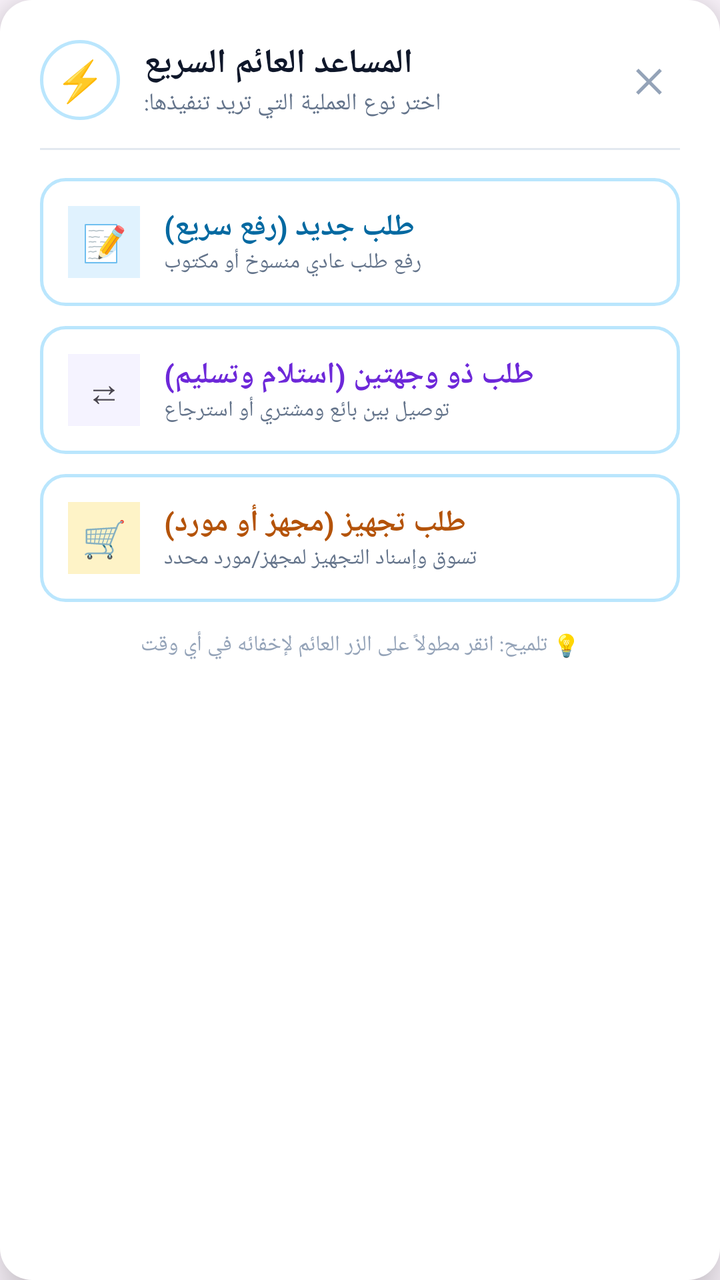
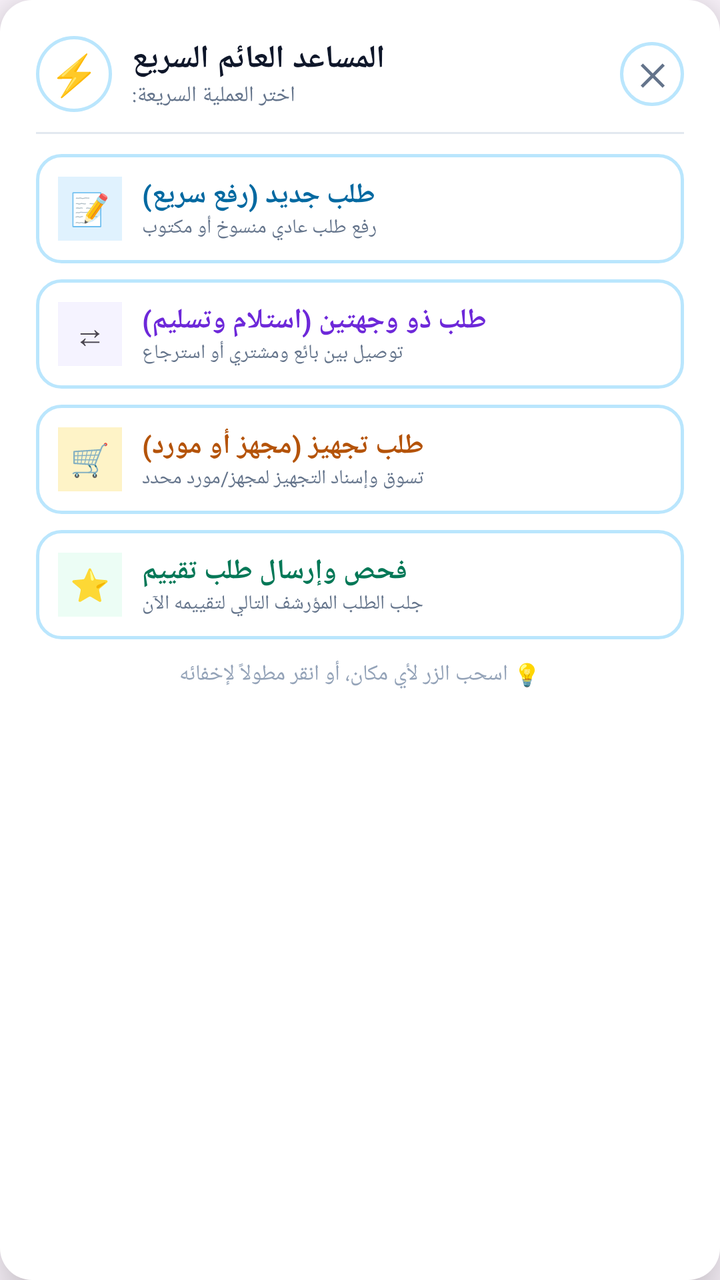

Before-and-after screenshots of an Android layout around one commit, followed by the original layout XML and the change that was made.
<!-- AndroidManifest.xml: application theme Theme.AboAkbarAdmin -->
<!-- res/layout/dialog_floating_actions.xml -->
<?xml version="1.0" encoding="utf-8"?>
<LinearLayout xmlns:android="http://schemas.android.com/apk/res/android"
    android:layout_width="match_parent"
    android:layout_height="wrap_content"
    android:layout_gravity="center"
    android:layout_margin="24dp"
    android:background="@drawable/bg_dialog_rounded"
    android:orientation="vertical"
    android:padding="20dp"
    android:elevation="14dp">

    
    <LinearLayout
        android:layout_width="match_parent"
        android:layout_height="wrap_content"
        android:gravity="center_vertical"
        android:orientation="horizontal">

        <TextView
            android:layout_width="40dp"
            android:layout_height="40dp"
            android:background="@drawable/button_round_bg"
            android:gravity="center"
            android:text="⚡"
            android:textSize="20sp" />

        <LinearLayout
            android:layout_width="0dp"
            android:layout_height="wrap_content"
            android:layout_weight="1"
            android:layout_marginStart="12dp"
            android:orientation="vertical">

            <TextView
                android:layout_width="wrap_content"
                android:layout_height="wrap_content"
                android:text="المساعد العائم السريع"
                android:textColor="#0f172a"
                android:textSize="17sp"
                android:textStyle="bold" />

            <TextView
                android:layout_width="wrap_content"
                android:layout_height="wrap_content"
                android:text="اختر نوع العملية التي تريد تنفيذها:"
                android:textColor="#64748b"
                android:textSize="12sp" />
        </LinearLayout>

        <TextView
            android:id="@+id/btnCloseFloatingMenu"
            android:layout_width="32dp"
            android:layout_height="32dp"
            android:gravity="center"
            android:text="✕"
            android:textColor="#94a3b8"
            android:textSize="16sp"
            android:textStyle="bold" />
    </LinearLayout>

    <View
        android:layout_width="match_parent"
        android:layout_height="1dp"
        android:layout_marginTop="14dp"
        android:layout_marginBottom="14dp"
        android:background="#e2e8f0" />

    
    <LinearLayout
        android:id="@+id/btnOptQuickDraft"
        android:layout_width="match_parent"
        android:layout_height="wrap_content"
        android:background="@drawable/input_bg"
        android:clickable="true"
        android:focusable="true"
        android:gravity="center_vertical"
        android:orientation="horizontal"
        android:padding="14dp">

        <TextView
            android:layout_width="36dp"
            android:layout_height="36dp"
            android:background="#e0f2fe"
            android:gravity="center"
            android:text="📝"
            android:textSize="18sp" />

        <LinearLayout
            android:layout_width="0dp"
            android:layout_height="wrap_content"
            android:layout_weight="1"
            android:layout_marginStart="12dp"
            android:orientation="vertical">

            <TextView
                android:layout_width="wrap_content"
                android:layout_height="wrap_content"
                android:text="طلب جديد (رفع سريع)"
                android:textColor="#0369a1"
                android:textSize="15sp"
                android:textStyle="bold" />

            <TextView
                android:layout_width="wrap_content"
                android:layout_height="wrap_content"
                android:text="رفع طلب عادي منسوخ أو مكتوب"
                android:textColor="#64748b"
                android:textSize="11sp" />
        </LinearLayout>
    </LinearLayout>

    
    <LinearLayout
        android:id="@+id/btnOptDoubleOrder"
        android:layout_width="match_parent"
        android:layout_height="wrap_content"
        android:layout_marginTop="10dp"
        android:background="@drawable/input_bg"
        android:clickable="true"
        android:focusable="true"
        android:gravity="center_vertical"
        android:orientation="horizontal"
        android:padding="14dp">

        <TextView
            android:layout_width="36dp"
            android:layout_height="36dp"
            android:background="#f5f3ff"
            android:gravity="center"
            android:text="⇄"
            android:textSize="18sp" />

        <LinearLayout
            android:layout_width="0dp"
            android:layout_height="wrap_content"
            android:layout_weight="1"
            android:layout_marginStart="12dp"
            android:orientation="vertical">

            <TextView
                android:layout_width="wrap_content"
                android:layout_height="wrap_content"
                android:text="طلب ذو وجهتين (استلام وتسليم)"
                android:textColor="#6d28d9"
                android:textSize="15sp"
                android:textStyle="bold" />

            <TextView
                android:layout_width="wrap_content"
                android:layout_height="wrap_content"
                android:text="توصيل بين بائع ومشتري أو استرجاع"
                android:textColor="#64748b"
                android:textSize="11sp" />
        </LinearLayout>
    </LinearLayout>

    
    <LinearLayout
        android:id="@+id/btnOptPrepOrder"
        android:layout_width="match_parent"
        android:layout_height="wrap_content"
        android:layout_marginTop="10dp"
        android:background="@drawable/input_bg"
        android:clickable="true"
        android:focusable="true"
        android:gravity="center_vertical"
        android:orientation="horizontal"
        android:padding="14dp">

        <TextView
            android:layout_width="36dp"
            android:layout_height="36dp"
            android:background="#fef3c7"
            android:gravity="center"
            android:text="🛒"
            android:textSize="18sp" />

        <LinearLayout
            android:layout_width="0dp"
            android:layout_height="wrap_content"
            android:layout_weight="1"
            android:layout_marginStart="12dp"
            android:orientation="vertical">

            <TextView
                android:layout_width="wrap_content"
                android:layout_height="wrap_content"
                android:text="طلب تجهيز (مجهز أو مورد)"
                android:textColor="#b45309"
                android:textSize="15sp"
                android:textStyle="bold" />

            <TextView
                android:layout_width="wrap_content"
                android:layout_height="wrap_content"
                android:text="تسوق وإسناد التجهيز لمجهز/مورد محدد"
                android:textColor="#64748b"
                android:textSize="11sp" />
        </LinearLayout>
    </LinearLayout>

    <TextView
        android:layout_width="match_parent"
        android:layout_height="wrap_content"
        android:layout_marginTop="14dp"
        android:gravity="center"
        android:text="💡 تلميح: انقر مطولاً على الزر العائم لإخفائه في أي وقت"
        android:textColor="#94a3b8"
        android:textSize="11sp" />

</LinearLayout>
<!-- resources referenced by this layout -->
<resources>
  <!-- drawable bg_dialog_rounded (drawable) -->
  <?xml version="1.0" encoding="utf-8"?>
  <shape xmlns:android="http://schemas.android.com/apk/res/android">
      <solid android:color="#FFFFFF" />
      <corners android:radius="16dp" />
  </shape>
  <!-- drawable button_round_bg (drawable) -->
  <?xml version="1.0" encoding="utf-8"?>
  <ripple xmlns:android="http://schemas.android.com/apk/res/android"
      android:color="@color/sky_200">
      <item>
          <shape android:shape="oval">
              <solid android:color="#1AFFFFFF" />
              <stroke android:width="1.5dp" android:color="@color/sky_200" />
          </shape>
      </item>
  </ripple>
  <!-- drawable input_bg (drawable) -->
  <?xml version="1.0" encoding="utf-8"?>
  <shape xmlns:android="http://schemas.android.com/apk/res/android"
      android:shape="rectangle">
      <solid android:color="#14FFFFFF" />
      <stroke android:width="1.5dp" android:color="@color/sky_200" />
      <corners android:radius="12dp" />
  </shape>
  <style name="Theme.AboAkbarAdmin" parent="Theme.Material3.DayNight.NoActionBar">
          <item name="colorPrimary">@color/sky_800</item>
          <item name="colorPrimaryDark">@color/sky_950</item>
          <item name="colorSecondary">@color/cyan_100</item>
          <item name="android:statusBarColor">@color/sky_950</item>
          <item name="android:windowLightStatusBar">false</item>
      </style>
  <color name="sky_200">#BAE6FD</color>
  <color name="sky_800">#075985</color>
  <color name="sky_950">#082F49</color>
  <color name="cyan_100">#CFFAFE</color>
</resources>

<!-- the commit's change to res/layout/dialog_floating_actions.xml (unified diff, before → after) -->
@@ -1,13 +1,14 @@
 <?xml version="1.0" encoding="utf-8"?>
 <LinearLayout xmlns:android="http://schemas.android.com/apk/res/android"
+    android:id="@+id/floatingMenuRoot"
     android:layout_width="match_parent"
     android:layout_height="wrap_content"
     android:layout_gravity="center"
-    android:layout_margin="24dp"
+    android:layout_margin="20dp"
     android:background="@drawable/bg_dialog_rounded"
     android:orientation="vertical"
-    android:padding="20dp"
-    android:elevation="14dp">
+    android:padding="18dp"
+    android:elevation="16dp">
 
     
     <LinearLayout
@@ -17,8 +18,8 @@
         android:orientation="horizontal">
 
         <TextView
-            android:layout_width="40dp"
-            android:layout_height="40dp"
+            android:layout_width="38dp"
+            android:layout_height="38dp"
             android:background="@drawable/button_round_bg"
             android:gravity="center"
             android:text="⚡"
@@ -28,7 +29,7 @@
             android:layout_width="0dp"
             android:layout_height="wrap_content"
             android:layout_weight="1"
-            android:layout_marginStart="12dp"
+            android:layout_marginStart="10dp"
             android:orientation="vertical">
 
             <TextView
@@ -36,33 +37,34 @@
                 android:layout_height="wrap_content"
                 android:text="المساعد العائم السريع"
                 android:textColor="#0f172a"
-                android:textSize="17sp"
-                android:textStyle="bold" />
-
-            <TextView
-                android:layout_width="wrap_content"
-                android:layout_height="wrap_content"
-                android:text="اختر نوع العملية التي تريد تنفيذها:"
-                android:textColor="#64748b"
-                android:textSize="12sp" />
+                android:textSize="16sp"
+                android:textStyle="bold" />
+
+            <TextView
+                android:layout_width="wrap_content"
+                android:layout_height="wrap_content"
+                android:text="اختر العملية السريعة:"
+                android:textColor="#64748b"
+                android:textSize="11sp" />
         </LinearLayout>
 
         <TextView
             android:id="@+id/btnCloseFloatingMenu"
             android:layout_width="32dp"
             android:layout_height="32dp"
+            android:background="@drawable/button_round_bg"
             android:gravity="center"
             android:text="✕"
-            android:textColor="#94a3b8"
-            android:textSize="16sp"
+            android:textColor="#64748b"
+            android:textSize="15sp"
             android:textStyle="bold" />
     </LinearLayout>
 
     <View
         android:layout_width="match_parent"
         android:layout_height="1dp"
-        android:layout_marginTop="14dp"
-        android:layout_marginBottom="14dp"
+        android:layout_marginTop="10dp"
+        android:layout_marginBottom="10dp"
         android:background="#e2e8f0" />
 
     
@@ -75,21 +77,21 @@
         android:focusable="true"
         android:gravity="center_vertical"
         android:orientation="horizontal"
-        android:padding="14dp">
-
-        <TextView
-            android:layout_width="36dp"
-            android:layout_height="36dp"
+        android:padding="11dp">
+
+        <TextView
+            android:layout_width="32dp"
+            android:layout_height="32dp"
             android:background="#e0f2fe"
             android:gravity="center"
             android:text="📝"
-            android:textSize="18sp" />
-
-        <LinearLayout
-            android:layout_width="0dp"
-            android:layout_height="wrap_content"
-            android:layout_weight="1"
-            android:layout_marginStart="12dp"
+            android:textSize="16sp" />
+
+        <LinearLayout
+            android:layout_width="0dp"
+            android:layout_height="wrap_content"
+            android:layout_weight="1"
+            android:layout_marginStart="10dp"
             android:orientation="vertical">
 
             <TextView
@@ -97,7 +99,7 @@
                 android:layout_height="wrap_content"
                 android:text="طلب جديد (رفع سريع)"
                 android:textColor="#0369a1"
-                android:textSize="15sp"
+                android:textSize="14sp"
                 android:textStyle="bold" />
 
             <TextView
@@ -105,7 +107,7 @@
                 android:layout_height="wrap_content"
                 android:text="رفع طلب عادي منسوخ أو مكتوب"
                 android:textColor="#64748b"
-                android:textSize="11sp" />
+                android:textSize="10sp" />
         </LinearLayout>
     </LinearLayout>
 
@@ -114,27 +116,27 @@
         android:id="@+id/btnOptDoubleOrder"
         android:layout_width="match_parent"
         android:layout_height="wrap_content"
-        android:layout_marginTop="10dp"
-        android:background="@drawable/input_bg"
-        android:clickable="true"
-        android:focusable="true"
-        android:gravity="center_vertical"
-        android:orientation="horizontal"
-        android:padding="14dp">
-
-        <TextView
-            android:layout_width="36dp"
-            android:layout_height="36dp"
+        android:layout_marginTop="8dp"
+        android:background="@drawable/input_bg"
+        android:clickable="true"
+        android:focusable="true"
+        android:gravity="center_vertical"
+        android:orientation="horizontal"
+        android:padding="11dp">
+
+        <TextView
+            android:layout_width="32dp"
+            android:layout_height="32dp"
             android:background="#f5f3ff"
             android:gravity="center"
             android:text="⇄"
-            android:textSize="18sp" />
-
-        <LinearLayout
-            android:layout_width="0dp"
-            android:layout_height="wrap_content"
-            android:layout_weight="1"
-            android:layout_marginStart="12dp"
+            android:textSize="16sp" />
+
+        <LinearLayout
+            android:layout_width="0dp"
+            android:layout_height="wrap_content"
+            android:layout_weight="1"
+            android:layout_marginStart="10dp"
             android:orientation="vertical">
 
             <TextView
@@ -142,7 +144,7 @@
                 android:layout_height="wrap_content"
                 android:text="طلب ذو وجهتين (استلام وتسليم)"
                 android:textColor="#6d28d9"
-                android:textSize="15sp"
+                android:textSize="14sp"
                 android:textStyle="bold" />
 
             <TextView
@@ -150,7 +152,7 @@
                 android:layout_height="wrap_content"
                 android:text="توصيل بين بائع ومشتري أو استرجاع"
                 android:textColor="#64748b"
-                android:textSize="11sp" />
+                android:textSize="10sp" />
         </LinearLayout>
     </LinearLayout>
 
@@ -159,27 +161,27 @@
         android:id="@+id/btnOptPrepOrder"
         android:layout_width="match_parent"
         android:layout_height="wrap_content"
-        android:layout_marginTop="10dp"
-        android:background="@drawable/input_bg"
-        android:clickable="true"
-        android:focusable="true"
-        android:gravity="center_vertical"
-        android:orientation="horizontal"
-        android:padding="14dp">
-
-        <TextView
-            android:layout_width="36dp"
-            android:layout_height="36dp"
+        android:layout_marginTop="8dp"
+        android:background="@drawable/input_bg"
+        android:clickable="true"
+        android:focusable="true"
+        android:gravity="center_vertical"
+        android:orientation="horizontal"
+        android:padding="11dp">
+
+        <TextView
+            android:layout_width="32dp"
+            android:layout_height="32dp"
             android:background="#fef3c7"
             android:gravity="center"
             android:text="🛒"
-            android:textSize="18sp" />
-
-        <LinearLayout
-            android:layout_width="0dp"
-            android:layout_height="wrap_content"
-            android:layout_weight="1"
-            android:layout_marginStart="12dp"
+            android:textSize="16sp" />
+
+        <LinearLayout
+            android:layout_width="0dp"
+            android:layout_height="wrap_content"
+            android:layout_weight="1"
+            android:layout_marginStart="10dp"
             android:orientation="vertical">
 
             <TextView
@@ -187,7 +189,7 @@
                 android:layout_height="wrap_content"
                 android:text="طلب تجهيز (مجهز أو مورد)"
                 android:textColor="#b45309"
-                android:textSize="15sp"
+                android:textSize="14sp"
                 android:textStyle="bold" />
 
             <TextView
@@ -195,16 +197,61 @@
                 android:layout_height="wrap_content"
                 android:text="تسوق وإسناد التجهيز لمجهز/مورد محدد"
                 android:textColor="#64748b"
-                android:textSize="11sp" />
+                android:textSize="10sp" />
+        </LinearLayout>
+    </LinearLayout>
+
+    
+    <LinearLayout
+        android:id="@+id/btnOptEvaluationCheck"
+        android:layout_width="match_parent"
+        android:layout_height="wrap_content"
+        android:layout_marginTop="8dp"
+        android:background="@drawable/input_bg"
+        android:clickable="true"
+        android:focusable="true"
+        android:gravity="center_vertical"
+        android:orientation="horizontal"
+        android:padding="11dp">
+
+        <TextView
+            android:layout_width="32dp"
+            android:layout_height="32dp"
+            android:background="#ecfdf5"
+            android:gravity="center"
+            android:text="⭐"
+            android:textSize="16sp" />
+
+        <LinearLayout
+            android:layout_width="0dp"
+            android:layout_height="wrap_content"
+            android:layout_weight="1"
+            android:layout_marginStart="10dp"
+            android:orientation="vertical">
+
+            <TextView
+                android:layout_width="wrap_content"
+                android:layout_height="wrap_content"
+                android:text="فحص وإرسال طلب تقييم"
+                android:textColor="#047857"
+                android:textSize="14sp"
+                android:textStyle="bold" />
+
+            <TextView
+                android:layout_width="wrap_content"
+                android:layout_height="wrap_content"
+                android:text="جلب الطلب المؤرشف التالي لتقييمه الآن"
+                android:textColor="#64748b"
+                android:textSize="10sp" />
         </LinearLayout>
     </LinearLayout>
 
     <TextView
         android:layout_width="match_parent"
         android:layout_height="wrap_content"
-        android:layout_marginTop="14dp"
+        android:layout_marginTop="10dp"
         android:gravity="center"
-        android:text="💡 تلميح: انقر مطولاً على الزر العائم لإخفائه في أي وقت"
+        android:text="💡 اسحب الزر لأي مكان، أو انقر مطولاً لإخفائه"
         android:textColor="#94a3b8"
         android:textSize="11sp" />
 
